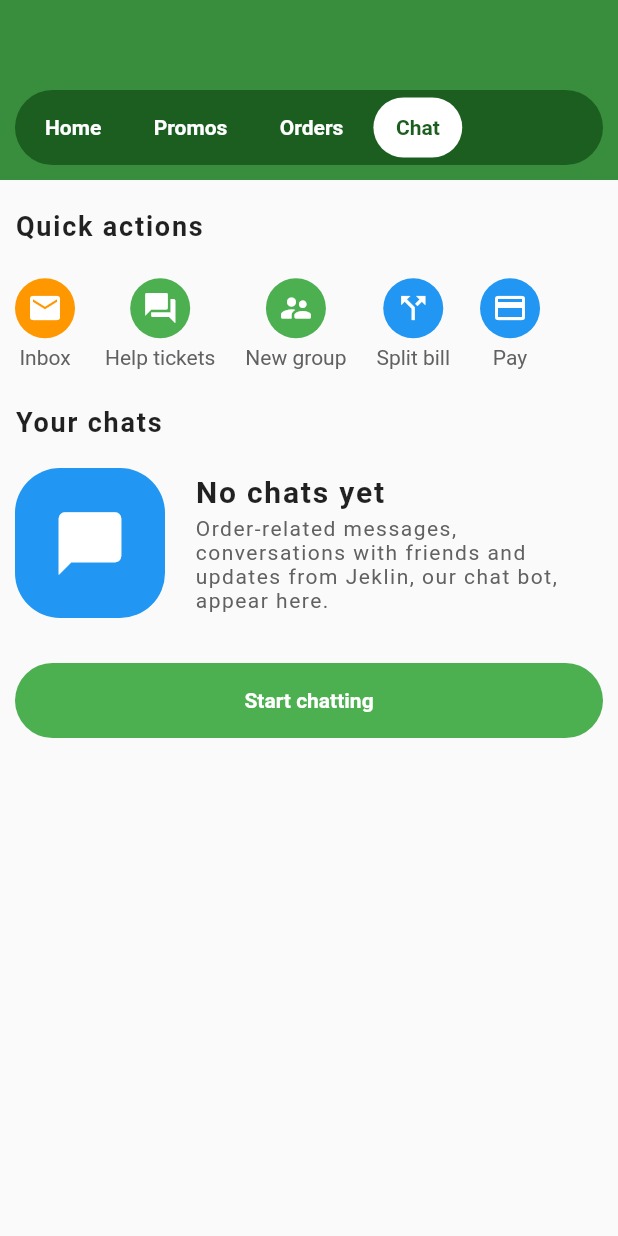
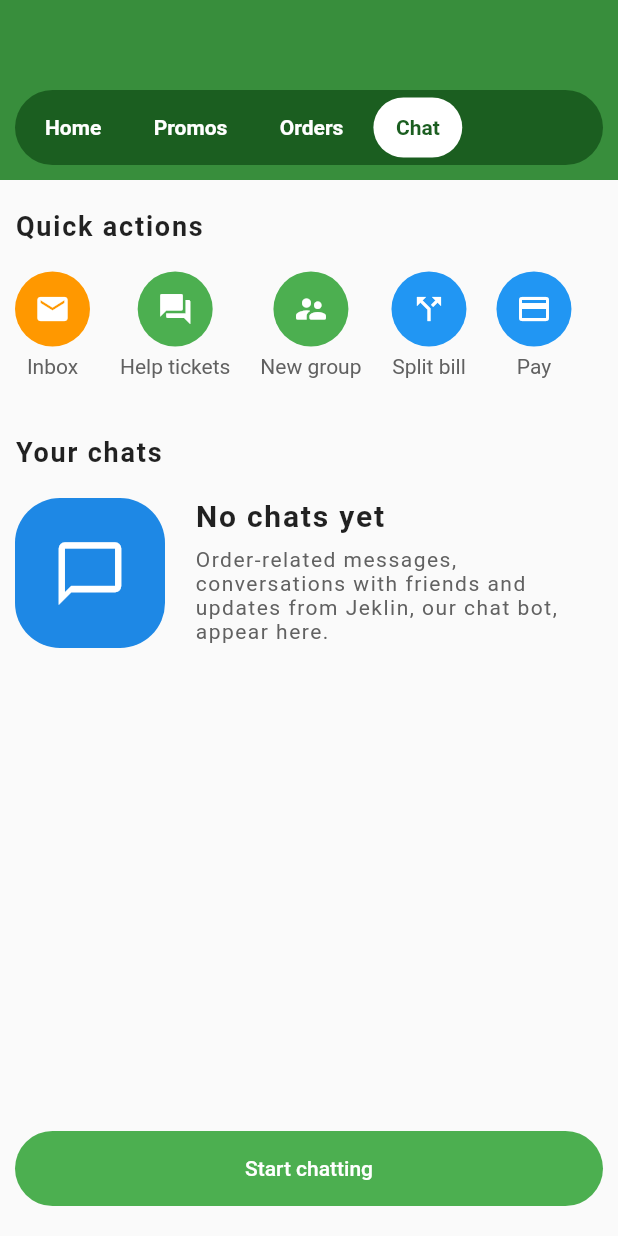
Before and after one commit to hidayatsyarip/gojek-ui-app, a Flutter app: the screen it shows after launch, after a tap on "Promos", after a tap on "Orders", after a tap on "Chat", on a phone screen of 412 x 824 dp. Run offline on Flutter 3.47's test engine with Material 2 defaults, Android fonts, the phone set to English and light mode, and no system bars; our stand-ins replace get.

Commit message:
Gojek UI is done

```diff
--- a/lib/controllers/home_controller.dart
+++ b/lib/controllers/home_controller.dart
@@ -77,15 +77,5 @@ class HomeController extends GetxController {
         : const BoxDecoration();
   }
 
-  getHomeIconBackgroundColor(String type) {
-    print("type: $type");
-
-    // if (type == "TYPE_1") {
-    //   return Colors.green.shade600;
-    // } else if (type == "TYPE_2") {
-    //   return Colors.red.shade300;
-    // } else {
-    //   return Colors.blue.shade600;
-    // }
-  }
+  getHomeIconBackgroundColor(String type) {}
 }
--- a/lib/screens/chat_tab_screen.dart
+++ b/lib/screens/chat_tab_screen.dart
@@ -1,150 +1,27 @@
 import 'package:flutter/material.dart';
-import 'package:get/get.dart';
 
-import '../controllers/chat_controller.dart';
-import '../models/quick_action_model.dart';
+import '../widgets/chat/quick_action_screen.dart';
 
 class ChatTabScreen extends StatelessWidget {
   const ChatTabScreen({Key? key}) : super(key: key);
 
   @override
   Widget build(BuildContext context) {
-    var chatController = Get.put(ChatController());
+    double height = MediaQuery.of(context).size.height;
 
     return SliverList(
         delegate: SliverChildListDelegate([
-      Expanded(
-        child: Column(
-          mainAxisAlignment: MainAxisAlignment.spaceBetween,
-          crossAxisAlignment: CrossAxisAlignment.start,
-          children: [
-            Column(
-              crossAxisAlignment: CrossAxisAlignment.start,
-              children: [
-                Container(
-                  margin: const EdgeInsets.symmetric(
-                      horizontal: 10.0, vertical: 20.0),
-                  child: const Text(
-                    "Quick actions",
-                    style: TextStyle(
-                        fontSize: 18.0,
-                        letterSpacing: 1.2,
-                        fontWeight: FontWeight.bold),
-                  ),
-                ),
-                Container(
-                  height: 70.0,
-                  margin: const EdgeInsets.symmetric(horizontal: 10.0),
-                  child: ListView.builder(
-                      physics: const BouncingScrollPhysics(),
-                      scrollDirection: Axis.horizontal,
-                      itemCount: chatController.quickActionList.length,
-                      itemBuilder: (context, index) {
-                        QuickActionModel quickActionModel =
-                            chatController.quickActionList[index];
-
-                        return Container(
-                          margin: const EdgeInsets.only(right: 20.0),
-                          child: Column(
-                            mainAxisAlignment: MainAxisAlignment.center,
-                            crossAxisAlignment: CrossAxisAlignment.center,
-                            children: [
-                              CircleAvatar(
-                                radius: 20.0,
-                                backgroundColor: quickActionModel.color,
-                                child: Icon(quickActionModel.icon,
-                                    color: Colors.white),
-                              ),
-                              const SizedBox(
-                                height: 5.0,
-                              ),
-                              Text(
-                                quickActionModel.name,
-                                style: TextStyle(color: Colors.grey.shade700),
-                              )
-                            ],
-                          ),
-                        );
-                      }),
-                ),
-                Container(
-                  margin: const EdgeInsets.symmetric(
-                      horizontal: 10.0, vertical: 20.0),
-                  child: const Text(
-                    "Your chats",
-                    style: TextStyle(
-                        fontSize: 18.0,
-                        letterSpacing: 1.2,
-                        fontWeight: FontWeight.bold),
-                  ),
-                ),
-                Container(
-                  margin: const EdgeInsets.symmetric(horizontal: 10.0),
-                  child: Row(
-                    children: [
-                      Container(
-                        width: 100.0,
-                        height: 100.0,
-                        child: const Icon(
-                          Icons.chat_bubble,
-                          color: Colors.white,
-                          size: 50.0,
-                        ),
-                        decoration: BoxDecoration(
-                            color: Colors.blue,
-                            borderRadius: BorderRadius.circular(30.0)),
-                      ),
-                      const SizedBox(
-                        width: 20.0,
-                      ),
-                      Expanded(
-                          child: Column(
-                        mainAxisAlignment: MainAxisAlignment.start,
-                        crossAxisAlignment: CrossAxisAlignment.start,
-                        children: [
-                          const Text(
-                            "No chats yet",
-                            style: TextStyle(
-                                fontSize: 20.0,
-                                fontWeight: FontWeight.bold,
-                                letterSpacing: 1.2),
-                          ),
-                          const SizedBox(
-                            height: 5.0,
-                          ),
-                          Text(
-                            "Order-related messages, conversations with friends and updates from Jeklin, our chat bot, appear here.",
-                            style: TextStyle(
-                                letterSpacing: 1.0,
-                                color: Colors.grey.shade700),
-                          )
-                        ],
-                      )),
-                    ],
-                  ),
-                )
-              ],
-            ),
-            const SizedBox(
-              height: 30.0,
-            ),
-            Container(
-              height: 50.0,
-              margin: const EdgeInsets.symmetric(horizontal: 10.0),
-              child: const Center(
-                child: Text(
-                  "Start chatting",
-                  style: TextStyle(
-                      color: Colors.white, fontWeight: FontWeight.bold),
-                ),
-              ),
-              decoration: BoxDecoration(
-                  color: Colors.green,
-                  borderRadius: BorderRadius.circular(30.0)),
+      MediaQuery.of(context).orientation == Orientation.portrait
+          ? Container(
+              height: (height - 120.0),
+              padding:
+                  const EdgeInsets.symmetric(horizontal: 10.0, vertical: 20.0),
+              child: const QuickActionScreen(),
             )
-          ],
-        ),
-      )
+          : Container(
+              padding:
+                  const EdgeInsets.symmetric(horizontal: 10.0, vertical: 20.0),
+              child: const QuickActionScreen())
     ]));
   }
 }
--- /dev/null
+++ b/lib/widgets/chat/quick_action_screen.dart
@@ -0,0 +1,61 @@
+import 'package:flutter/material.dart';
+
+import '../../widgets/chat/quick_action_widget.dart';
+import '../../widgets/chat/your_chat_widget.dart';
+
+class QuickActionScreen extends StatelessWidget {
+  const QuickActionScreen({Key? key}) : super(key: key);
+
+  @override
+  Widget build(BuildContext context) {
+    double width = MediaQuery.of(context).size.width;
+
+    return Column(
+      mainAxisAlignment: MainAxisAlignment.spaceBetween,
+      crossAxisAlignment: CrossAxisAlignment.start,
+      children: [
+        Column(
+          mainAxisAlignment: MainAxisAlignment.start,
+          crossAxisAlignment: CrossAxisAlignment.start,
+          children: const [
+            Text("Quick actions",
+                style: TextStyle(
+                    fontSize: 18.0,
+                    letterSpacing: 1.2,
+                    fontWeight: FontWeight.bold)),
+            SizedBox(
+              height: 20.0,
+            ),
+            QuickActionWidget(),
+            SizedBox(
+              height: 30.0,
+            ),
+            Text("Your chats",
+                style: TextStyle(
+                    fontSize: 18.0,
+                    letterSpacing: 1.2,
+                    fontWeight: FontWeight.bold)),
+            SizedBox(
+              height: 20.0,
+            ),
+            YourChatWidget()
+          ],
+        ),
+        const SizedBox(
+          height: 20.0,
+        ),
+        OutlinedButton(
+            style: ButtonStyle(
+              minimumSize: MaterialStateProperty.all(Size(width, 50.0)),
+              side: MaterialStateProperty.all(BorderSide.none),
+              foregroundColor: MaterialStateProperty.all(Colors.white),
+              backgroundColor: MaterialStateProperty.all(Colors.green),
+              shape: MaterialStateProperty.all(RoundedRectangleBorder(
+                  borderRadius: BorderRadius.circular(30.0))),
+            ),
+            onPressed: () {},
+            child: const Text("Start chatting"))
+      ],
+    );
+  }
+}
--- /dev/null
+++ b/lib/widgets/chat/quick_action_widget.dart
@@ -0,0 +1,45 @@
+import 'package:flutter/material.dart';
+import 'package:get/get.dart';
+
+import '../../controllers/chat_controller.dart';
+import '../../models/quick_action_model.dart';
+
+class QuickActionWidget extends StatelessWidget {
+  const QuickActionWidget({Key? key}) : super(key: key);
+
+  @override
+  Widget build(BuildContext context) {
+    var chatController = Get.put(ChatController());
+
+    return Container(
+        height: 80.0,
+        child: ListView.builder(
+            physics: const BouncingScrollPhysics(),
+            scrollDirection: Axis.horizontal,
+            itemCount: chatController.quickActionList.length,
+            itemBuilder: (context, index) {
+              QuickActionModel quickActionModel =
+                  chatController.quickActionList[index];
+
+              return Container(
+                  height: 80.0,
+                  margin: const EdgeInsets.only(right: 20.0),
+                  child: Column(
+                    children: [
+                      CircleAvatar(
+                        radius: 25.0,
+                        backgroundColor: quickActionModel.color,
+                        child: Icon(quickActionModel.icon, color: Colors.white),
+                      ),
+                      const SizedBox(
+                        height: 5.0,
+                      ),
+                      Text(
+                        quickActionModel.name,
+                        style: TextStyle(color: Colors.grey.shade700),
+                      )
+                    ],
+                  ));
+            }));
+  }
+}
--- /dev/null
+++ b/lib/widgets/chat/your_chat_widget.dart
@@ -0,0 +1,49 @@
+import 'package:flutter/material.dart';
+
+class YourChatWidget extends StatelessWidget {
+  const YourChatWidget({Key? key}) : super(key: key);
+
+  @override
+  Widget build(BuildContext context) {
+    return Container(
+      height: 100.0,
+      child: Row(
+        children: [
+          Container(
+              width: 100.0,
+              height: 100.0,
+              child: const Icon(
+                Icons.chat_bubble_outline,
+                size: 50.0,
+                color: Colors.white,
+              ),
+              decoration: BoxDecoration(
+                  color: Colors.blue.shade600,
+                  borderRadius: BorderRadius.circular(30.0))),
+          const SizedBox(
+            width: 20.0,
+          ),
+          Expanded(
+              child: Column(
+            mainAxisAlignment: MainAxisAlignment.start,
+            crossAxisAlignment: CrossAxisAlignment.start,
+            children: [
+              const Text("No chats yet",
+                  style: TextStyle(
+                      fontSize: 20.0,
+                      fontWeight: FontWeight.bold,
+                      letterSpacing: 1.2)),
+              const SizedBox(
+                height: 10.0,
+              ),
+              Text(
+                  "Order-related messages, conversations with friends and updates from Jeklin, our chat bot, appear here.",
+                  style: TextStyle(
+                      letterSpacing: 1.0, color: Colors.grey.shade700))
+            ],
+          ))
+        ],
+      ),
+    );
+  }
+}
--- a/lib/widgets/home/card_with_image_widget.dart
+++ b/lib/widgets/home/card_with_image_widget.dart
@@ -13,7 +13,7 @@ class CardWithImageWidget extends StatelessWidget {
     _buildCardItems() {
       List<Widget> cardItems = [];
 
-      homeController.homeAdsList.forEach((item) {
+      for (var item in homeController.homeAdsList) {
         cardItems.add(SizedBox(
           height: 300.0,
           child: Card(
@@ -65,7 +65,7 @@ class CardWithImageWidget extends StatelessWidget {
         cardItems.add(const SizedBox(
           height: 10.0,
         ));
-      });
+      }
 
       return cardItems;
     }
```
